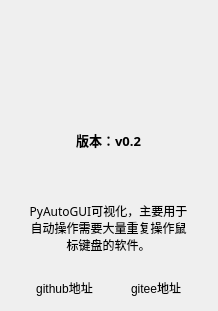
Before: the Qt Designer form 窗体/about.ui in FsterThanLight/Clicker, drawn with Qt 5.
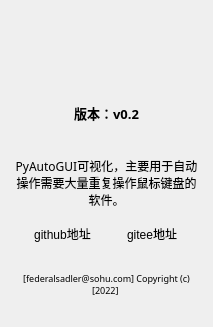
After: the same form once the commit is applied. Icons and pictures are not drawn.

```diff
--- a/窗体/about.ui
+++ b/窗体/about.ui
@@ -6,8 +6,8 @@
    <rect>
     <x>0</x>
     <y>0</y>
-    <width>218</width>
-    <height>311</height>
+    <width>213</width>
+    <height>327</height>
    </rect>
   </property>
   <property name="windowTitle">
@@ -18,7 +18,7 @@
     <normaloff>:/按钮图标/图标.png</normaloff>:/按钮图标/图标.png</iconset>
   </property>
   <layout class="QGridLayout" name="gridLayout">
-   <item row="0" column="0" colspan="2">
+   <item row="0" column="0">
     <layout class="QHBoxLayout" name="horizontalLayout_2">
      <item>
       <widget class="QLabel" name="label">
@@ -44,7 +44,7 @@
      </item>
     </layout>
    </item>
-   <item row="1" column="0" colspan="2">
+   <item row="1" column="0">
     <widget class="QLabel" name="label_2">
      <property name="font">
       <font>
@@ -62,7 +62,7 @@
      </property>
     </widget>
    </item>
-   <item row="2" column="0" colspan="2">
+   <item row="2" column="0">
     <widget class="QLabel" name="label_3">
      <property name="font">
       <font>
@@ -81,6 +81,8 @@
     </widget>
    </item>
    <item row="3" column="0">
+    <layout class="QHBoxLayout" name="horizontalLayout">
+     <item>
     <widget class="QToolButton" name="github">
      <property name="text">
       <string>github地址</string>
@@ -115,7 +117,7 @@
      </property>
     </widget>
    </item>
-   <item row="3" column="1">
+     <item>
     <widget class="QToolButton" name="gitee">
      <property name="text">
       <string>gitee地址</string>
@@ -131,6 +133,27 @@
       </size>
      </property>
      <property name="autoRaise">
+        <bool>true</bool>
+       </property>
+      </widget>
+     </item>
+    </layout>
+   </item>
+   <item row="4" column="0">
+    <widget class="QLabel" name="label_4">
+     <property name="font">
+      <font>
+       <family>微软雅黑</family>
+       <pointsize>7</pointsize>
+      </font>
+     </property>
+     <property name="text">
+      <string>[federalsadler@sohu.com] Copyright (c)[2022] </string>
+     </property>
+     <property name="alignment">
+      <set>Qt::AlignCenter</set>
+     </property>
+     <property name="wordWrap">
       <bool>true</bool>
      </property>
     </widget>
```
Left out of the diff: 4 changed lines with no effect on the pictures. Lines whose indentation alone changed are shown as unchanged.
